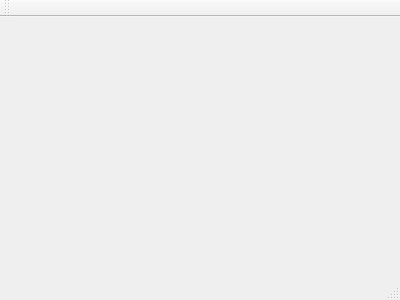
Henkhapi/ProjetCPOA, file QuizzCard/QuizzCardQt/mainwindow.ui: the form before one commit.
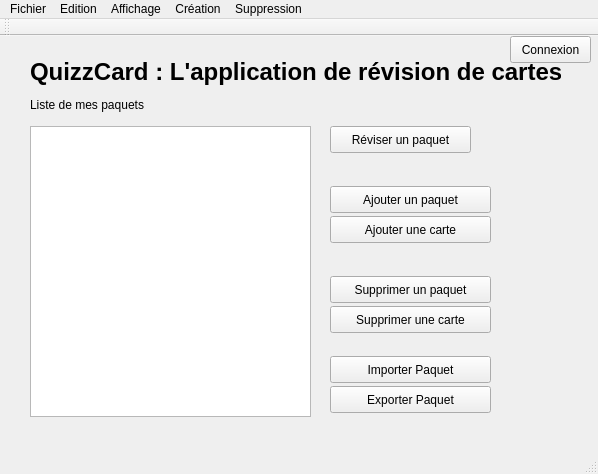
The form after the commit.

```diff
--- a/QuizzCard/QuizzCardQt/mainwindow.ui
+++ b/QuizzCard/QuizzCardQt/mainwindow.ui
@@ -1,24 +1,276 @@
 <ui version="4.0">
  <class>MainWindow</class>
- <widget class="QMainWindow" name="MainWindow" >
-  <property name="geometry" >
+ <widget class="QMainWindow" name="MainWindow">
+  <property name="geometry">
    <rect>
     <x>0</x>
     <y>0</y>
-    <width>400</width>
-    <height>300</height>
+    <width>598</width>
+    <height>474</height>
    </rect>
   </property>
   <property name="windowTitle" >
    <string>MainWindow</string>
   </property>
-  <widget class="QMenuBar" name="menuBar" />
-  <widget class="QToolBar" name="mainToolBar" />
-  <widget class="QWidget" name="centralWidget" />
-  <widget class="QStatusBar" name="statusBar" />
+  <widget class="QWidget" name="centralWidget">
+   <widget class="QLabel" name="label">
+    <property name="geometry">
+     <rect>
+      <x>30</x>
+      <y>10</y>
+      <width>531</width>
+      <height>51</height>
+     </rect>
+    </property>
+    <property name="font">
+     <font>
+      <pointsize>18</pointsize>
+      <weight>75</weight>
+      <bold>true</bold>
+     </font>
+    </property>
+    <property name="text">
+     <string>QuizzCard : L'application de révision de cartes</string>
+    </property>
+   </widget>
+   <widget class="QListView" name="liste_Paquets">
+    <property name="geometry">
+     <rect>
+      <x>30</x>
+      <y>90</y>
+      <width>281</width>
+      <height>291</height>
+     </rect>
+    </property>
+   </widget>
+   <widget class="QLabel" name="label_2">
+    <property name="geometry">
+     <rect>
+      <x>30</x>
+      <y>60</y>
+      <width>151</width>
+      <height>17</height>
+     </rect>
+    </property>
+    <property name="text">
+     <string>Liste de mes paquets</string>
+    </property>
+   </widget>
+   <widget class="QPushButton" name="pushButton">
+    <property name="geometry">
+     <rect>
+      <x>330</x>
+      <y>90</y>
+      <width>141</width>
+      <height>27</height>
+     </rect>
+    </property>
+    <property name="text">
+     <string>Réviser un paquet</string>
+    </property>
+   </widget>
+   <widget class="QPushButton" name="pushButton_2">
+    <property name="geometry">
+     <rect>
+      <x>330</x>
+      <y>240</y>
+      <width>161</width>
+      <height>27</height>
+     </rect>
+    </property>
+    <property name="text">
+     <string>Supprimer un paquet</string>
+    </property>
+   </widget>
+   <widget class="QPushButton" name="pushButton_3">
+    <property name="geometry">
+     <rect>
+      <x>330</x>
+      <y>150</y>
+      <width>161</width>
+      <height>27</height>
+     </rect>
+    </property>
+    <property name="text">
+     <string>Ajouter un paquet</string>
+    </property>
+   </widget>
+   <widget class="QPushButton" name="pushButton_4">
+    <property name="geometry">
+     <rect>
+      <x>330</x>
+      <y>180</y>
+      <width>161</width>
+      <height>27</height>
+     </rect>
+    </property>
+    <property name="text">
+     <string>Ajouter une carte</string>
+    </property>
+   </widget>
+   <widget class="QPushButton" name="pushButton_5">
+    <property name="geometry">
+     <rect>
+      <x>330</x>
+      <y>270</y>
+      <width>161</width>
+      <height>27</height>
+     </rect>
+    </property>
+    <property name="text">
+     <string>Supprimer une carte</string>
+    </property>
+   </widget>
+   <widget class="QPushButton" name="pushButton_6">
+    <property name="geometry">
+     <rect>
+      <x>510</x>
+      <y>0</y>
+      <width>81</width>
+      <height>27</height>
+     </rect>
+    </property>
+    <property name="text">
+     <string>Connexion</string>
+    </property>
+   </widget>
+   <widget class="QPushButton" name="pushButton_7">
+    <property name="geometry">
+     <rect>
+      <x>330</x>
+      <y>320</y>
+      <width>161</width>
+      <height>27</height>
+     </rect>
+    </property>
+    <property name="text">
+     <string>Importer Paquet</string>
+    </property>
+   </widget>
+   <widget class="QPushButton" name="pushButton_8">
+    <property name="geometry">
+     <rect>
+      <x>330</x>
+      <y>350</y>
+      <width>161</width>
+      <height>27</height>
+     </rect>
+    </property>
+    <property name="text">
+     <string>Exporter Paquet</string>
+    </property>
+   </widget>
+  </widget>
+  <widget class="QMenuBar" name="menuBar">
+   <property name="geometry">
+    <rect>
+     <x>0</x>
+     <y>0</y>
+     <width>598</width>
+     <height>25</height>
+    </rect>
+   </property>
+   <widget class="QMenu" name="menuFichier">
+    <property name="title">
+     <string>Fichier</string>
+    </property>
+    <addaction name="actionS_enregistrer"/>
+    <addaction name="actionQuitter_2"/>
+   </widget>
+   <widget class="QMenu" name="menuEdition">
+    <property name="title">
+     <string>Edition</string>
+    </property>
+    <addaction name="actionImporter"/>
+    <addaction name="actionExporter"/>
+   </widget>
+   <widget class="QMenu" name="menuAjouts">
+    <property name="title">
+     <string>Création</string>
+    </property>
+    <addaction name="actionAjouter_un_paquet"/>
+    <addaction name="actionAjouter_une_carte"/>
+   </widget>
+   <widget class="QMenu" name="menuSuppression">
+    <property name="title">
+     <string>Suppression</string>
+    </property>
+    <addaction name="actionSupprimession_paquet"/>
+    <addaction name="actionSuppression_carte"/>
+   </widget>
+   <widget class="QMenu" name="menuAffichage">
+    <property name="title">
+     <string>Affichage</string>
+    </property>
+    <addaction name="actionAffichage_statistiques"/>
+   </widget>
+   <addaction name="menuFichier"/>
+   <addaction name="menuEdition"/>
+   <addaction name="menuAffichage"/>
+   <addaction name="menuAjouts"/>
+   <addaction name="menuSuppression"/>
+  </widget>
+  <widget class="QToolBar" name="mainToolBar">
+   <attribute name="toolBarArea">
+    <enum>TopToolBarArea</enum>
+   </attribute>
+   <attribute name="toolBarBreak">
+    <bool>false</bool>
+   </attribute>
+  </widget>
+  <widget class="QStatusBar" name="statusBar"/>
+  <action name="actionQuitter">
+   <property name="text">
+    <string>Quitter</string>
+   </property>
+  </action>
+  <action name="actionImporter">
+   <property name="text">
+    <string>Importer</string>
+   </property>
+  </action>
+  <action name="actionExporter">
+   <property name="text">
+    <string>Exporter</string>
+   </property>
+  </action>
+  <action name="actionAjouter_un_paquet">
+   <property name="text">
+    <string>Ajouter un paquet</string>
+   </property>
+  </action>
+  <action name="actionAjouter_une_carte">
+   <property name="text">
+    <string>Ajouter une carte</string>
+   </property>
+  </action>
+  <action name="actionSupprimession_paquet">
+   <property name="text">
+    <string>Supprimession paquet</string>
+   </property>
+  </action>
+  <action name="actionSuppression_carte">
+   <property name="text">
+    <string>Suppression carte</string>
+   </property>
+  </action>
+  <action name="actionS_enregistrer">
+   <property name="text">
+    <string>Se connecter</string>
+   </property>
+  </action>
+  <action name="actionQuitter_2">
+   <property name="text">
+    <string>Quitter</string>
+   </property>
+  </action>
+  <action name="actionAffichage_statistiques">
+   <property name="text">
+    <string>Affichage statistiques</string>
+   </property>
+  </action>
  </widget>
- <layoutDefault spacing="6" margin="11" />
- <pixmapfunction></pixmapfunction>
+ <layoutdefault spacing="6" margin="11"/>
  <resources/>
  <connections/>
 </ui>
```
Left out of the diff: 3 changed lines with no effect on the pictures.
